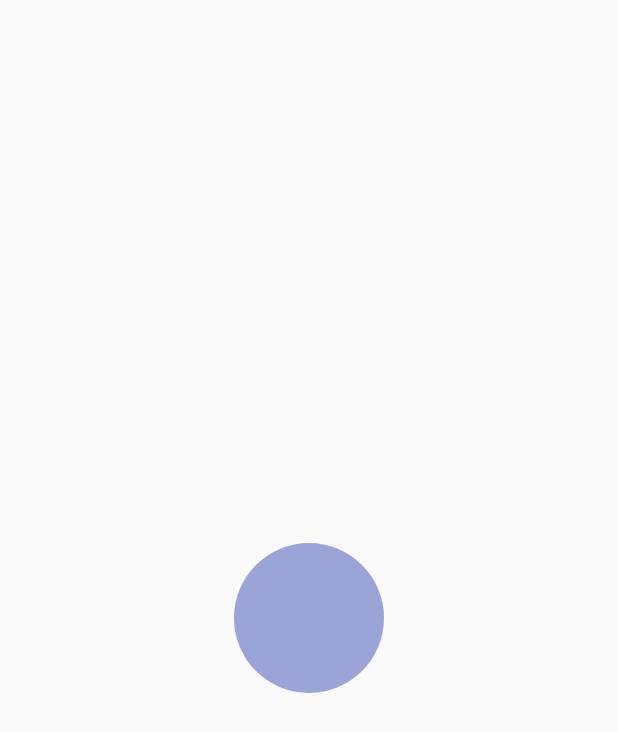
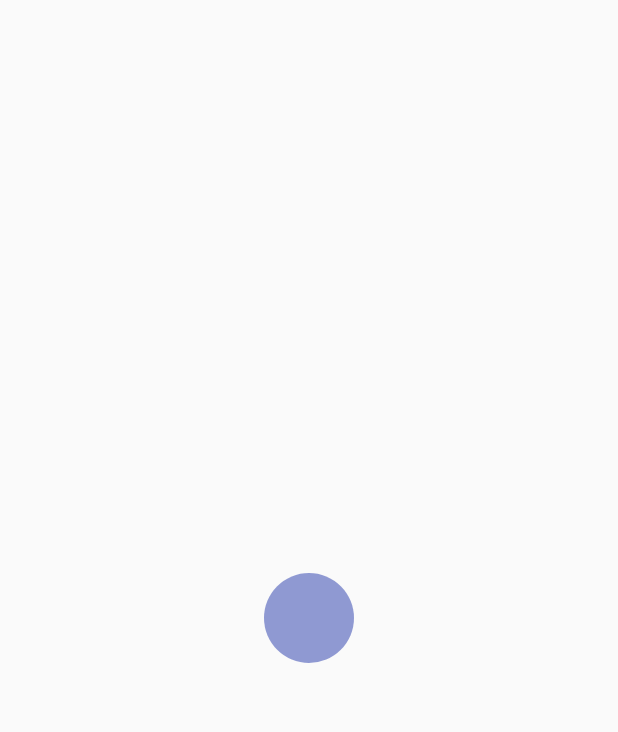
Before and after one commit to bataemperor/JobHoursAlert, an Android app: the layout circle_appwidget.xml on its own in the app's theme, with its tools: preview values and no code run, on a phone screen of 412 x 824 dp. Shown: the top 732 px of the screen. Run offline under Robolectric (Android 15) with nearby library versions, the phone set to English and light mode, and no system bars.

```diff
--- a/app/src/main/AndroidManifest.xml
+++ b/app/src/main/AndroidManifest.xml
@@ -21,6 +21,7 @@
         <receiver android:name=".widget.CircleAppWidgetProvider" >
             <intent-filter>
                 <action android:name="android.appwidget.action.APPWIDGET_UPDATE" />
+                <action android:name="com.tehnicomsoft.jobhoursalert.WIDGET_BUTTON" />
             </intent-filter>
             <meta-data android:name="android.appwidget.provider"
                 android:resource="@xml/app_widget_provider" />
--- a/app/src/main/res/layout/circle_appwidget.xml
+++ b/app/src/main/res/layout/circle_appwidget.xml
@@ -8,11 +8,18 @@
 
     <TextView
         android:id="@+id/tvPercentage"
-        android:layout_width="100dp"
-        android:layout_height="100dp"
+        android:layout_width="60dp"
+        android:layout_height="60dp"
         android:layout_centerInParent="true"
         android:background="@drawable/shape_circle"
         android:gravity="center"
         android:textColor="@color/circular_progress_default_progress" />
 
+    <ProgressBar
+        android:id="@+id/pb"
+        android:visibility="gone"
+        android:layout_width="wrap_content"
+        android:layout_height="wrap_content"
+        android:layout_centerInParent="true" />
+
 </RelativeLayout>
--- a/app/src/main/res/values/colors.xml
+++ b/app/src/main/res/values/colors.xml
@@ -2,7 +2,7 @@
 <resources>
 
     <color name="colorPrimary">#3F51B5</color>
-    <color name="colorPrimaryTransparent">#803F51B5</color>
+    <color name="colorPrimaryTransparent">#903F51B5</color>
     <color name="colorPrimaryDark">#303F9F</color>
     <color name="colorAccent">#FF4081</color>
     <color name="primary_light">#C5CAE9</color>
```
Also changed, not shown: app/src/main/java/com/tehnicomsoft/jobhoursalert/widget/CircleAppWidgetProvider.java (+44 -6 lines).
